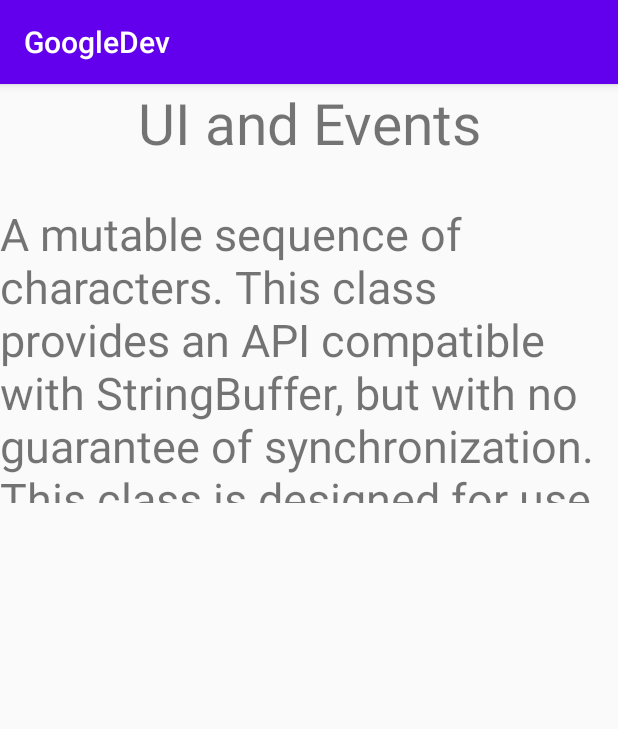
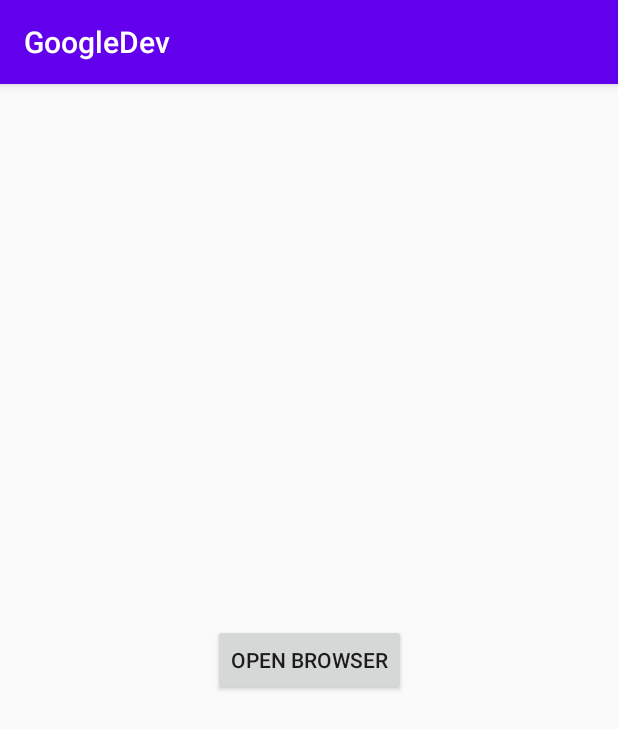
Before and after one commit to vikaschauhan1995/GoogleDev, an Android app: the screen it shows after launch (MainActivity), on a phone screen of 412 x 824 dp. Shown: the top 729 px of the screen. Run offline under Robolectric (Android 15) with nearby library versions, the phone set to English and light mode, and no system bars.

Commit message:
Implicit Intent. Click to open browser with the help of Intent

```diff
--- a/app/src/main/java/com/example/googledev/MainActivity.java
+++ b/app/src/main/java/com/example/googledev/MainActivity.java
@@ -1,6 +1,9 @@
 package com.example.googledev;
 
+import android.content.Intent;
+import android.net.Uri;
 import android.os.Bundle;
+import android.view.View;
 
 import androidx.appcompat.app.AppCompatActivity;
 
@@ -12,4 +15,9 @@ public class MainActivity extends AppCompatActivity{
         super.onCreate(savedInstanceState);
         setContentView(R.layout.activity_main);
     }
+    public void clickToOpenBrowser(View view){
+        Uri uri = Uri.parse("http://www.google.com");
+        Intent it = new Intent(Intent.ACTION_VIEW, uri);
+        startActivity(it);
+    }
 }
--- a/app/src/main/res/layout/activity_main.xml
+++ b/app/src/main/res/layout/activity_main.xml
@@ -6,30 +6,14 @@
     android:layout_height="match_parent"
     tools:context=".MainActivity">
 
-    <TextView
-        android:id="@+id/t1"
+    <Button
+        android:id="@+id/button3"
         android:layout_width="wrap_content"
         android:layout_height="wrap_content"
-        android:text="UI and Events"
-        android:textSize="38sp"
+        android:onClick="clickToOpenBrowser"
+        android:text="Open Browser"
+        app:layout_constraintBottom_toBottomOf="parent"
         app:layout_constraintEnd_toEndOf="parent"
         app:layout_constraintStart_toStartOf="parent"
-        app:layout_constraintTop_toTopOf="parent"
-        android:autoLink="web" />
-
-    <ScrollView
-        android:layout_width="409dp"
-        android:layout_height="200dp"
-        android:layout_marginTop="28dp"
-        app:layout_constraintTop_toBottomOf="@+id/t1"
-        tools:layout_editor_absoluteX="1dp">
-
-        <TextView
-            android:id="@+id/tv1"
-            android:layout_width="match_parent"
-            android:layout_height="wrap_content"
-            android:text="@string/my_story"
-            android:textSize="30sp" />
-    </ScrollView>
-
+        app:layout_constraintTop_toTopOf="parent" />
 </androidx.constraintlayout.widget.ConstraintLayout>
```
